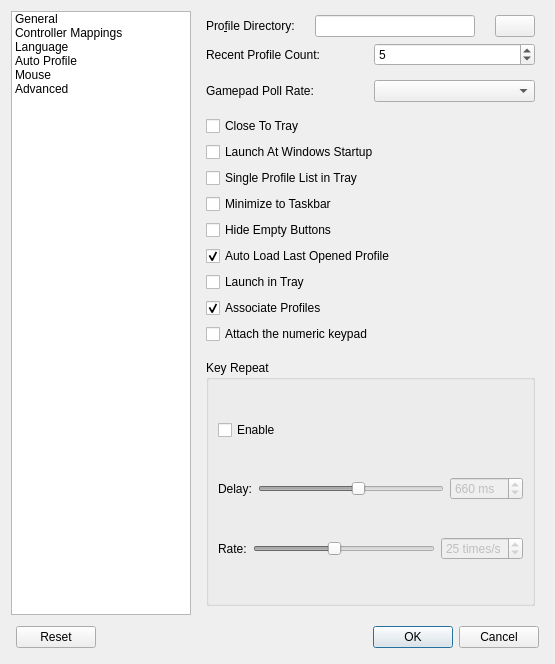
AntiMicroX/antimicrox, file src/gui/mainsettingsdialog.ui: the form before one commit.
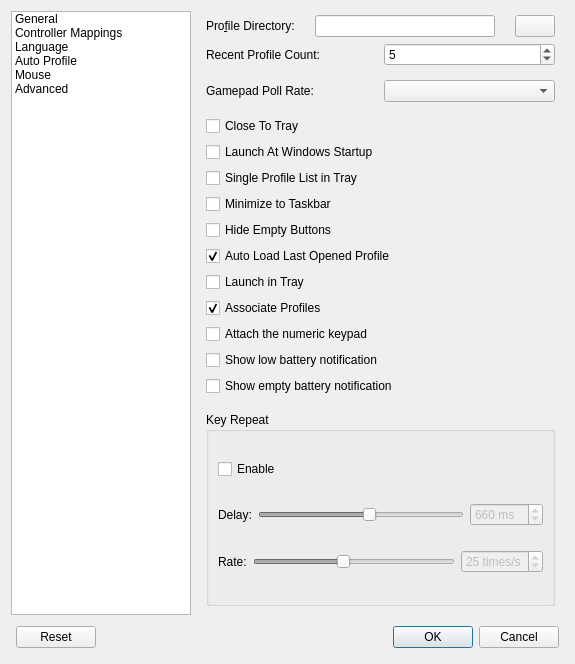
The form after the commit. The open tabs and pages were chosen to show the change. Icons and pictures are not drawn.

Commit message:
feat: Notifying about empty or low battery is now optional
It can be changed in settings

Patch:
```diff
--- a/src/gui/mainsettingsdialog.ui
+++ b/src/gui/mainsettingsdialog.ui
@@ -9,7 +9,7 @@
    <rect>
     <x>0</x>
     <y>0</y>
-    <width>555</width>
+    <width>575</width>
     <height>664</height>
    </rect>
   </property>
@@ -330,6 +330,20 @@
            </property>
           </widget>
          </item>
+         <item>
+          <widget class="QCheckBox" name="showLowBatteryNotification">
+           <property name="text">
+            <string>Show low battery notification</string>
+           </property>
+          </widget>
+         </item>
+         <item>
+          <widget class="QCheckBox" name="showEmptyBatteryNotification">
+           <property name="text">
+            <string>Show empty battery notification</string>
+           </property>
+          </widget>
+         </item>
          <item>
           <spacer name="verticalSpacer">
            <property name="orientation">
```
The commit also changes 3 other files.
